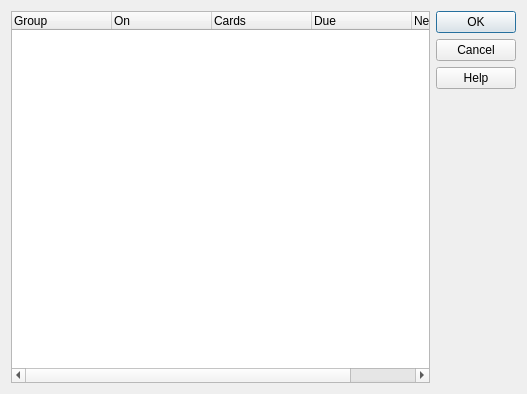
Before: the Qt Designer form designer/groupsel.ui in ankitects/anki, drawn with Qt 5.
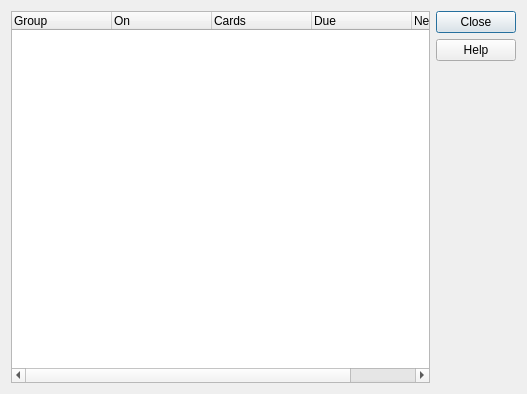
After: the same form once the commit is applied.

Patch:
```diff
--- a/designer/groupsel.ui
+++ b/designer/groupsel.ui
@@ -55,7 +55,7 @@
       <enum>Qt::Vertical</enum>
      </property>
      <property name="standardButtons">
-      <set>QDialogButtonBox::Cancel|QDialogButtonBox::Help|QDialogButtonBox::Ok</set>
+      <set>QDialogButtonBox::Close|QDialogButtonBox::Help</set>
      </property>
     </widget>
    </item>
```
